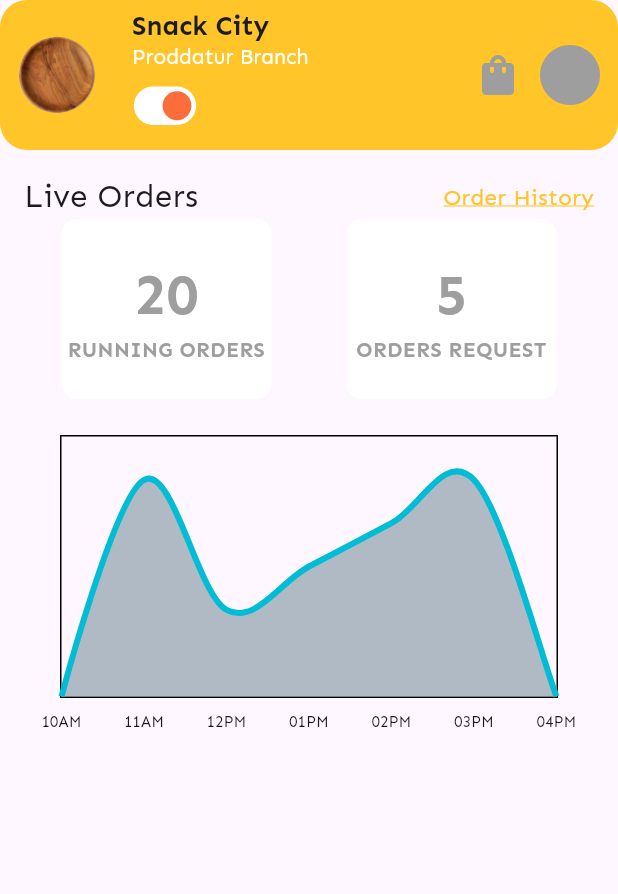
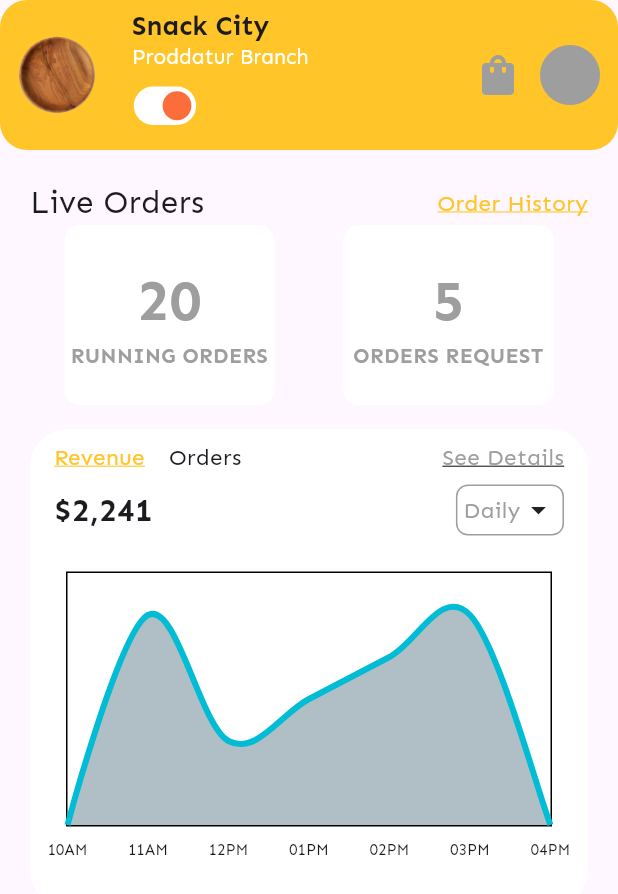
Before and after one commit to nicolas-ferrada/restaurant_dashboard_ui, a Flutter app: the screen it shows after launch, on a phone screen of 412 x 824 dp. Shown: the top 894 px of the screen. Run offline on Flutter 3.47's test engine with Material 2 defaults, Android fonts, the phone set to English and light mode, and no system bars; drawn by our look-alikes of fl_chart.

Commit message:
feat graph container

```diff
--- a/lib/presentation/screens/restaurant_dashboard_screen.dart
+++ b/lib/presentation/screens/restaurant_dashboard_screen.dart
@@ -14,11 +14,14 @@ class RestaurantDashboardScreen extends StatelessWidget {
     return const Scaffold(
       appBar: CustomAppBar(),
       body: Padding(
-        padding: EdgeInsets.all(8),
+        padding: EdgeInsets.all(12),
         child: Body(
           bodyWidgets: [
             LiveOrders(),
-            Graph(),
+            SizedBox(height: 16),
+            GraphContainer(
+              graph: Graph(),
+            ),
           ],
         ),
       ),
--- /dev/null
+++ b/lib/presentation/widgets/graph_container.dart
@@ -0,0 +1,129 @@
+import 'package:flutter/material.dart';
+import 'package:restaurant_dashboard/presentation/styles/app_color.dart';
+import 'package:restaurant_dashboard/presentation/styles/app_font_size.dart';
+import 'package:restaurant_dashboard/presentation/styles/app_font_style.dart';
+
+class GraphContainer extends StatelessWidget {
+  final Widget graph;
+  const GraphContainer({
+    super.key,
+    required this.graph,
+  });
+
+  @override
+  Widget build(BuildContext context) {
+    return Container(
+      decoration: BoxDecoration(
+        color: AppColor.white,
+        borderRadius: BorderRadius.circular(25),
+      ),
+      child: Column(
+        children: [
+          topOptions(),
+          revenueAndFormatTab(),
+          graph,
+        ],
+      ),
+    );
+  }
+
+  Widget revenueAndFormatTab() {
+    return Padding(
+      padding: const EdgeInsets.symmetric(horizontal: 16),
+      child: Row(
+        mainAxisAlignment: MainAxisAlignment.spaceBetween,
+        children: [
+          totalRevenue(),
+          formatTab(),
+        ],
+      ),
+    );
+  }
+
+  Widget topOptions() {
+    return Padding(
+      padding: const EdgeInsets.symmetric(horizontal: 16, vertical: 8),
+      child: Row(
+        children: [
+          GestureDetector(
+            onTap: () {},
+            child: Text(
+              'Revenue',
+              style: selectedTabStyle(),
+            ),
+          ),
+          const SizedBox(width: 16),
+          GestureDetector(
+            onTap: () {},
+            child: const Text(
+              'Orders',
+              style: TextStyle(fontSize: AppFontSize.text),
+            ),
+          ),
+          seeDetailsButton(),
+        ],
+      ),
+    );
+  }
+
+  TextStyle selectedTabStyle() {
+    return const TextStyle(
+      fontSize: AppFontSize.text,
+      color: AppColor.yellow,
+      decoration: AppFontStyle.underlinedStyle,
+      decorationColor: AppColor.yellow,
+    );
+  }
+
+  Widget seeDetailsButton() {
+    return Flexible(
+      child: Align(
+        alignment: Alignment.centerRight,
+        child: InkWell(
+          borderRadius: BorderRadius.circular(25),
+          onTap: () {},
+          child: const Text(
+            'See Details',
+            style: TextStyle(
+              color: AppColor.grey,
+              decoration: AppFontStyle.underlinedStyle,
+              fontSize: AppFontSize.text,
+            ),
+          ),
+        ),
+      ),
+    );
+  }
+
+  Widget totalRevenue() {
+    return const Text(
+      '\$2,241',
+      style: TextStyle(
+        fontSize: AppFontSize.subtitle,
+        fontWeight: AppFontStyle.weightStyle,
+      ),
+    );
+  }
+
+  Widget formatTab() {
+    return Container(
+      padding: const EdgeInsets.all(4),
+      decoration: BoxDecoration(
+        border: Border.all(color: AppColor.grey),
+        borderRadius: BorderRadius.circular(8.0),
+      ),
+      child: const Row(
+        children: [
+          Text(
+            'Daily',
+            style: TextStyle(
+              fontSize: AppFontSize.text,
+              color: AppColor.grey,
+            ),
+          ),
+          Icon(Icons.arrow_drop_down)
+        ],
+      ),
+    );
+  }
+}
```
